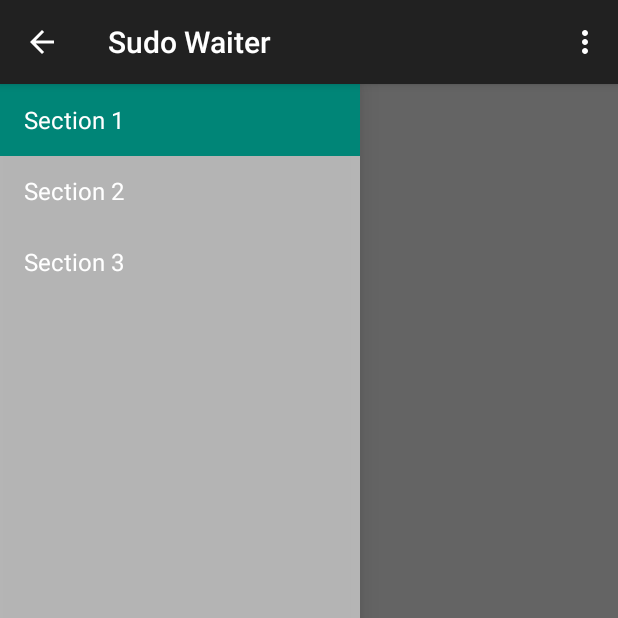
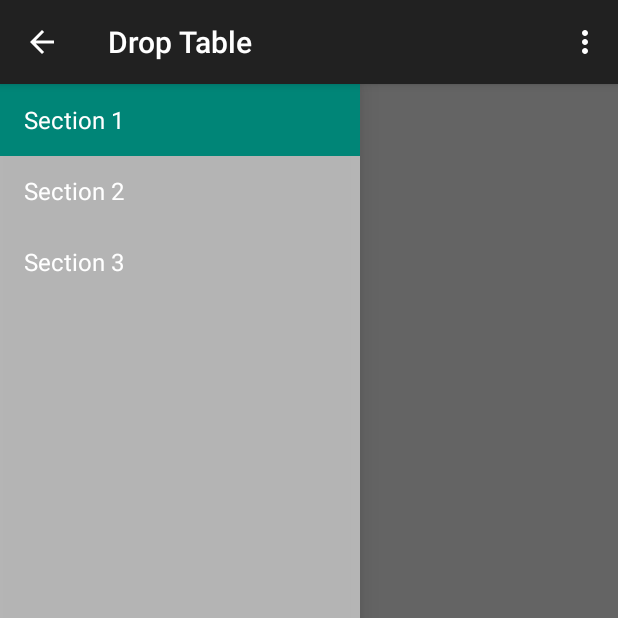
Before and after one commit to joelddick/HackathonApp, an Android app: the screen it shows after launch (HomeActivity), on a phone screen of 412 x 824 dp, the top half of it. Run offline under Robolectric (Android 15) with nearby library versions, the phone set to English and light mode, and no system bars; 2 statements that could not run were skipped.

Commit message:
changed the name agan

```diff
--- a/app/src/main/res/values/strings.xml
+++ b/app/src/main/res/values/strings.xml
@@ -1,5 +1,5 @@
 <resources>
-    <string name="app_name">Sudo Waiter</string>
+    <string name="app_name">Drop Table</string>
 
     <string name="title_section1">Section 1</string>
     <string name="title_section2">Section 2</string>
```
